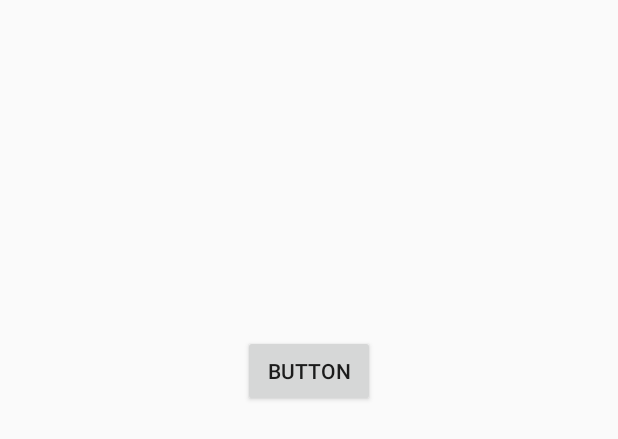
After one commit to vidhantmatta/quickhop3, an Android app: the layout activity_payment.xml on its own in the app's theme, with its tools: preview values and no code run, on a phone screen of 412 x 824 dp. The commit adds this screen. Shown: the top 439 px of the screen. Run offline under Robolectric (Android 15) with nearby library versions, the light colour scheme and no system bars; network calls fail.

Commit message:
Payment Gateway done

```diff
--- a/AndroidStudioProjects/auth/app/build.gradle
+++ b/AndroidStudioProjects/auth/app/build.gradle
@@ -48,4 +48,8 @@ dependencies {
 }
 dependencies {
     compile 'com.android.support.constraint:constraint-layout:+'
+    compile('com.razorpay:checkout:1.2.1')
 }
+dependencies {
+    compile 'com.android.support.constraint:constraint-layout:+'
+}
--- /dev/null
+++ b/AndroidStudioProjects/auth/app/src/main/res/layout/activity_payment.xml
@@ -0,0 +1,17 @@
+<?xml version="1.0" encoding="utf-8"?>
+<RelativeLayout xmlns:android="http://schemas.android.com/apk/res/android"
+    xmlns:app="http://schemas.android.com/apk/res-auto"
+    xmlns:tools="http://schemas.android.com/tools"
+    android:layout_width="match_parent"
+    android:layout_height="match_parent"
+    tools:context="com.example.vidhant.auth.payment">
+
+    <Button
+        android:id="@+id/pay"
+        android:layout_width="wrap_content"
+        android:layout_height="wrap_content"
+        android:layout_alignParentTop="true"
+        android:layout_centerHorizontal="true"
+        android:layout_marginTop="223dp"
+        android:text="Button" />
+</RelativeLayout>
```
Also changed, not shown: AndroidStudioProjects/auth/app/src/main/AndroidManifest.xml (+8 -2 lines), AndroidStudioProjects/auth/app/src/main/java/com/example/vidhant/auth/cart.java (+23 -2 lines), AndroidStudioProjects/auth/app/src/main/java/com/example/vidhant/auth/payment.java (added, +100 -0 lines), AndroidStudioProjects/auth/app/src/main/java/com/example/vidhant/auth/scan.java (+16 -0 lines), AndroidStudioProjects/auth/app/src/main/res/layout/activity_cart.xml (+9 -1 lines).
